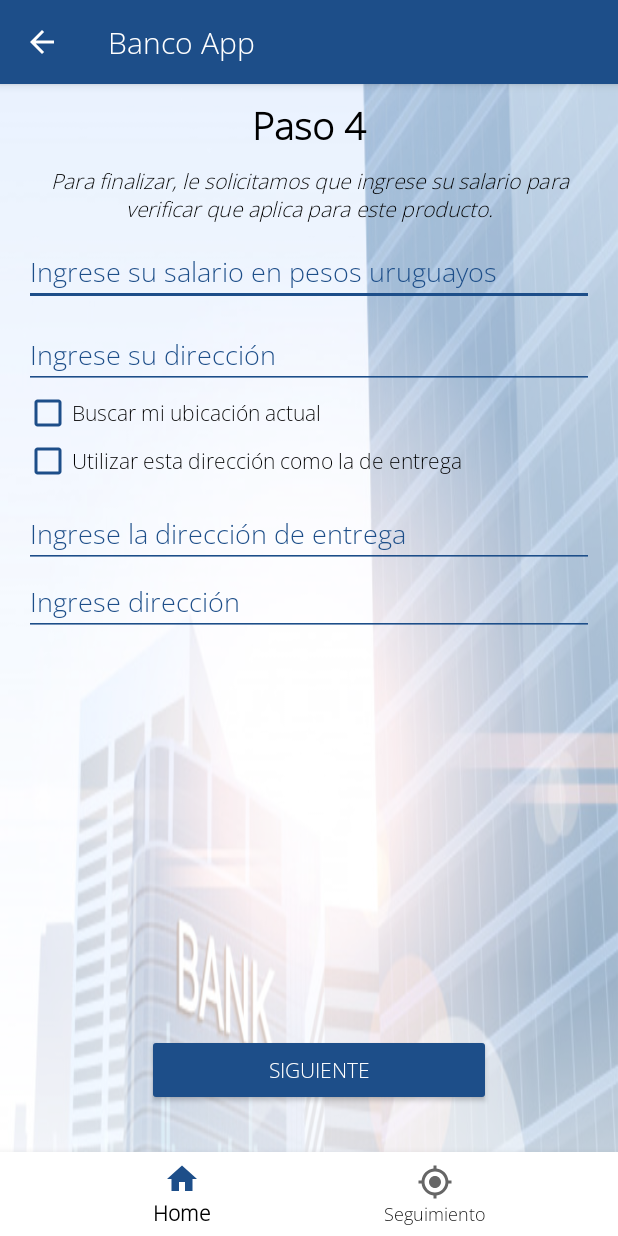
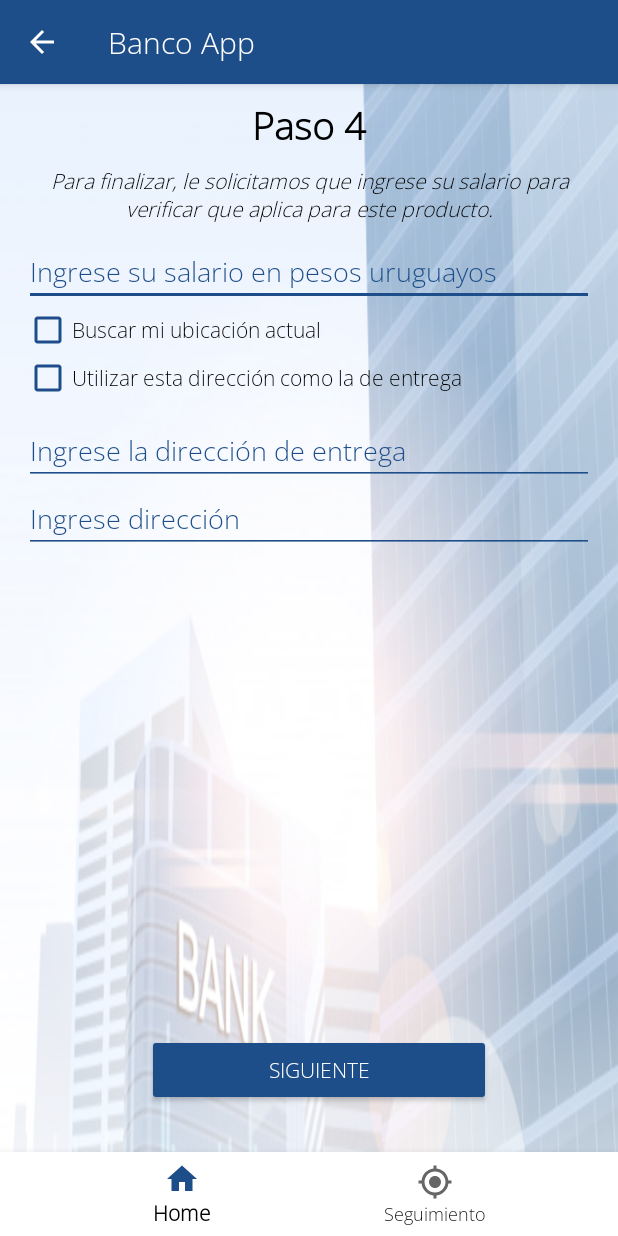
Before and after one commit to sebacura/ing-software, an Android app: the ApplicantDetailsActivity screen opened directly, with no data from a screen before it, on a phone screen of 412 x 824 dp. Run offline under Robolectric (Android 15) with nearby library versions, the phone set to English and light mode, and no system bars; 2 statements that could not run were skipped.

Commit message:
Predictivo pantallas funcionando

```diff
--- a/app/src/main/java/com/ingsoft/bancoapp/applicationForm/ApplicantDetailsActivity.java
+++ b/app/src/main/java/com/ingsoft/bancoapp/applicationForm/ApplicantDetailsActivity.java
@@ -28,11 +28,23 @@ import android.widget.EditText;
 import android.widget.TextView;
 import android.widget.Toast;
 
+import com.google.android.gms.common.api.ApiException;
 import com.google.android.gms.common.api.Status;
+import com.google.android.gms.maps.model.LatLng;
 import com.google.android.libraries.places.api.Places;
+import com.google.android.libraries.places.api.model.AutocompletePrediction;
+import com.google.android.libraries.places.api.model.AutocompleteSessionToken;
 import com.google.android.libraries.places.api.model.Place;
+import com.google.android.libraries.places.api.model.RectangularBounds;
+import com.google.android.libraries.places.api.model.TypeFilter;
+import com.google.android.libraries.places.api.net.FetchPlaceRequest;
+import com.google.android.libraries.places.api.net.FindAutocompletePredictionsRequest;
+import com.google.android.libraries.places.api.net.FindCurrentPlaceRequest;
+import com.google.android.libraries.places.api.net.PlacesClient;
 import com.google.android.libraries.places.widget.Autocomplete;
 import com.google.android.libraries.places.widget.AutocompleteActivity;
+import com.google.android.libraries.places.widget.AutocompleteSupportFragment;
+import com.google.android.libraries.places.widget.listener.PlaceSelectionListener;
 import com.google.android.libraries.places.widget.model.AutocompleteActivityMode;
 import com.google.android.material.bottomnavigation.BottomNavigationView;
 import com.ingsoft.bancoapp.R;
@@ -56,12 +68,8 @@ public class ApplicantDetailsActivity extends AppCompatActivity implements Locat
     private TextView txtGPS;
     private EditText etxtLatitud;
     private EditText etxtLongitud;
-    private EditText etxtDirec;
+   // private EditText etxtDirec;
     EditText edtextDirecc;
-
-  //  private AutoCompleteTextView autoCompleteTextView;
-    //import com.google.android.gms.maps.model.LatLng;
-
 
     @SuppressLint({"WrongConstant", "WrongViewCast"})
     @Override
@@ -73,50 +81,30 @@ public class ApplicantDetailsActivity extends AppCompatActivity implements Locat
         et2 = findViewById(R.id.txt_direcc);
         mySwitch = (CheckBox) findViewById(R.id.chubic);
         txtGPS = (TextView) findViewById(R.id.txtGPS);
-       // etxtLatitud = (EditText) findViewById(R.id.etxtLatitud);
-       // etxtLatitud = (EditText) findViewById(R.id.etxtLatitud);
-        etxtDirec = (EditText) findViewById(R.id.etxtDirec);
+        //etxtDirec = (EditText) findViewById(R.id.etxtDirec);
         edtextDirecc= findViewById(R.id.editTextDirecc);
-        Places.initialize(getApplicationContext(), "AIzaSyCYd9DNtP8fAnic_H5XwgCef7dmqj_7vB0");
+        Places.initialize(getApplicationContext(), "AIzaSyA6gncDZEiQj54ZBDNn9z2nnMDpyfgw5ic");
+        PlacesClient placesClient = Places.createClient(this);
         edtextDirecc.setFocusable(false);
         edtextDirecc.setOnClickListener(new View.OnClickListener() {
             @Override
-            public void onClick(View v){
+            public void onClick(View v) {
                 List<Place.Field> fieldList = Arrays.asList(Place.Field.ADDRESS, Place.Field.LAT_LNG, Place.Field.NAME);
-                Intent intent = new Autocomplete.IntentBuilder(AutocompleteActivityMode.OVERLAY, fieldList).build(ApplicantDetailsActivity.this);
+                Intent intent = new Autocomplete.IntentBuilder(AutocompleteActivityMode.OVERLAY, fieldList).setCountry("UY").build(ApplicantDetailsActivity.this);
                 startActivityForResult(intent, 100);
-
+                edtextDirecc.getText().clear();
+            }
+            });
+        et2.setOnClickListener(new View.OnClickListener() {
+            @Override
+            public void onClick(View v) {
+                List<Place.Field> fieldList = Arrays.asList(Place.Field.ADDRESS, Place.Field.LAT_LNG, Place.Field.NAME);
+                Intent intent = new Autocomplete.IntentBuilder(AutocompleteActivityMode.OVERLAY, fieldList).setCountry("UY").build(ApplicantDetailsActivity.this);
+                startActivityForResult(intent, 101);
+                et2.getText().clear();
             }
         });
-       // IniciarServicio();
-        //autoCompleteTextView= findViewById(R.id.autoComplete);
-       // autoCompleteTextView.setAdapter(new PlaceAutoSuggestAdapter(ApplicantDetailsActivity.this,android.R.layout.simple_list_item_1));
-       /* autoCompleteTextView.setOnItemClickListener(new AdapterView.OnItemClickListener() {
-            @Override
-            public void onItemClick(AdapterView<?> parent, View view, int position, long id) {
-                Log.d("Address : ",autoCompleteTextView.getText().toString());
-                LatLng latLng=getLatLngFromAddress(autoCompleteTextView.getText().toString());
-                if(latLng!=null) {
-                    Log.d("Lat Lng : ", " " + latLng.latitude + " " + latLng.longitude);
-                    Address address=getAddressFromLatLng(latLng);
-                    if(address!=null) {
-                        Log.d("Address : ", "" + address.toString());
-                        Log.d("Address Line : ",""+address.getAddressLine(0));
-                        Log.d("Phone : ",""+address.getPhone());
-                        Log.d("Pin Code : ",""+address.getPostalCode());
-                        Log.d("Feature : ",""+address.getFeatureName());
-                        Log.d("More : ",""+address.getLocality());
-                    }
-                    else {
-                        Log.d("Adddress","Address Not Found");
-                    }
-                }
-                else {
-                    Log.d("Lat Lng","Lat Lng Not Found");
-                }
 
-            }
-        });*/
         mySwitch.setOnCheckedChangeListener(new CompoundButton.OnCheckedChangeListener() {
             @Override
             public void onCheckedChanged(CompoundButton buttonView, boolean isChecked) {
@@ -143,6 +131,8 @@ public class ApplicantDetailsActivity extends AppCompatActivity implements Locat
             }
         });
     }
+
+
 
     void setEstadoSwitch(boolean x){
         if(x){
@@ -200,10 +190,10 @@ public class ApplicantDetailsActivity extends AppCompatActivity implements Locat
                         List<Address> list= geocoder.getFromLocation(loc.getLatitude(),loc.getLongitude(),1);
                         if(!list.isEmpty()){
                             Address direccion = list.get(0);
-                            etxtDirec.setText(direccion.getAddressLine(0));
+                            edtextDirecc.setText(direccion.getAddressLine(0));
                         }
                     } catch (IOException e) {
-                        etxtDirec.setText("" +e);
+                        edtextDirecc.setText("" +e);
                         e.printStackTrace();
                     }
                 }
@@ -216,7 +206,7 @@ public class ApplicantDetailsActivity extends AppCompatActivity implements Locat
 //            handle.removeUpdates(this);
 //            etxtLatitud.setText(null);
 //            etxtLongitud.setText(null);
-            etxtDirec.setText(null);
+            edtextDirecc.setText(null);
             Toast.makeText(this, "Busqueda de ubicación desactivada", Toast.LENGTH_SHORT).show();
         }
 
@@ -224,7 +214,7 @@ public class ApplicantDetailsActivity extends AppCompatActivity implements Locat
 
         boolean checked = ((CheckBox) view).isChecked();
         if (checked) {
-            et2.setText(etxtDirec.getText());
+            et2.setText(edtextDirecc.getText());
             et2.setVisibility(View.GONE);
         } else{
             et2.setVisibility(View.VISIBLE);
@@ -283,14 +273,36 @@ public class ApplicantDetailsActivity extends AppCompatActivity implements Locat
     @Override
     protected void onActivityResult(int requestCode, int resultCode, @Nullable Intent data){
         super.onActivityResult(requestCode, resultCode, data);
-        if(requestCode==100 && requestCode== RESULT_OK){
-            Place place = Autocomplete.getPlaceFromIntent(data);
-            edtextDirecc.setText(place.getAddress());
-        }else if (resultCode== AutocompleteActivity.RESULT_ERROR){
-            Status status = Autocomplete.getStatusFromIntent(data);
-            Toast.makeText(getApplicationContext(),status.getStatusMessage(), Toast.LENGTH_SHORT).show();
 
+
+            if (requestCode == 100) {
+                if (resultCode == RESULT_OK) {
+                    Place place = Autocomplete.getPlaceFromIntent(data);
+                    edtextDirecc.setText(place.getName());
+                    //et2.setText(place.getName());
+                    // Log.i(TAG, "Place: " + place.getName() + ", " + place.getId());
+                } else if (resultCode == AutocompleteActivity.RESULT_ERROR) {
+                    // TODO: Handle the error.
+                    Status status = Autocomplete.getStatusFromIntent(data);
+                    // Log.i(TAG, status.getStatusMessage());
+                } else if (resultCode == RESULT_CANCELED) {
+                    // The user canceled the operation.
+                }
+            }
+        if (requestCode == 101) {
+            if (resultCode == RESULT_OK) {
+                Place place = Autocomplete.getPlaceFromIntent(data);
+                et2.setText(place.getName());
+                // Log.i(TAG, "Place: " + place.getName() + ", " + place.getId());
+            } else if (resultCode == AutocompleteActivity.RESULT_ERROR) {
+                // TODO: Handle the error.
+                Status status = Autocomplete.getStatusFromIntent(data);
+                // Log.i(TAG, status.getStatusMessage());
+            } else if (resultCode == RESULT_CANCELED) {
+                // The user canceled the operation.
+            }
         }
-    }
+        }
+
 
 }
--- a/app/src/main/res/layout/activity_main_completar_datos.xml
+++ b/app/src/main/res/layout/activity_main_completar_datos.xml
@@ -73,14 +73,7 @@
             android:textSize="18sp"
             app:layout_constraintStart_toStartOf="parent" />
 
-        <EditText
-            android:id="@+id/etxtDirec"
-            android:layout_width="match_parent"
-            android:layout_height="wrap_content"
-            android:layout_marginTop="10dp"
-            android:hint="Ingrese su dirección"
-            android:inputType="textPersonName"
-            app:layout_constraintStart_toStartOf="parent" />
+
 
         <CheckBox
             android:id="@+id/chubic"
@@ -155,6 +148,7 @@
 
         </LinearLayout>
 
+
         <EditText
             android:id="@+id/editTextDirecc"
             android:layout_width="match_parent"
```
